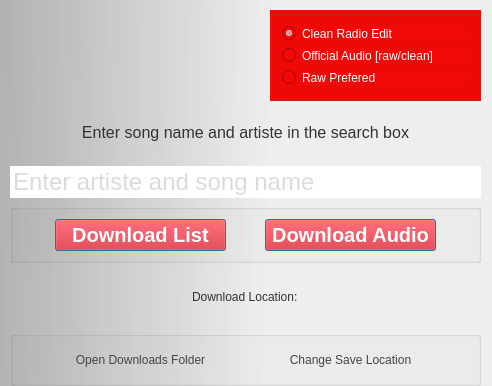
This is MainUiWindow.ui in ktappdev/YTDownloader_PYQT5 as Qt 5 draws it before an edit. The edited form follows.
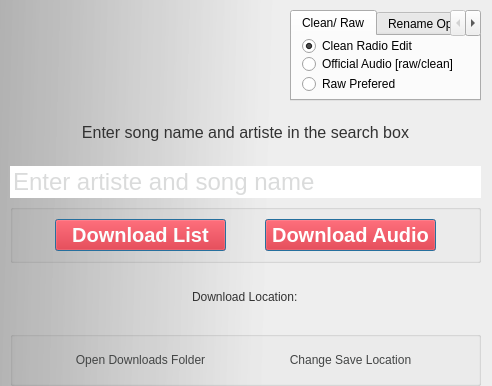
This is the edited form. Icons and pictures are not drawn.

```diff
--- a/MainUiWindow.ui
+++ b/MainUiWindow.ui
@@ -325,63 +325,97 @@
      <set>Qt::AlignCenter</set>
     </property>
    </widget>
-   <widget class="QGroupBox" name="verticalGroupBox_2">
+   <widget class="QTabWidget" name="tabWidget">
     <property name="geometry">
      <rect>
-      <x>270</x>
+      <x>290</x>
       <y>10</y>
-      <width>211</width>
+      <width>191</width>
       <height>91</height>
      </rect>
     </property>
+    <property name="font">
+     <font>
+      <family>Arial</family>
+      <weight>50</weight>
+      <bold>false</bold>
+     </font>
+    </property>
     <property name="autoFillBackground">
-     <bool>false</bool>
-    </property>
-    <property name="styleSheet">
-     <string notr="true">background-color: rgb(240, 9, 6);
-border-color: rgb(255, 255, 60);</string>
-    </property>
-    <layout class="QVBoxLayout" name="verticalLayout_2">
-     <item>
-      <widget class="QRadioButton" name="select_clean_audio">
-       <property name="styleSheet">
-        <string notr="true">color: rgb(255, 255, 255);
-</string>
-       </property>
-       <property name="text">
-        <string>Clean Radio Edit</string>
-       </property>
-       <property name="checked">
         <bool>true</bool>
        </property>
-      </widget>
-     </item>
-     <item>
+    <property name="styleSheet">
+     <string notr="true"/>
+    </property>
+    <property name="currentIndex">
+     <number>0</number>
+    </property>
+    <widget class="QWidget" name="tab">
+     <attribute name="title">
+      <string>Clean/ Raw</string>
+     </attribute>
       <widget class="QRadioButton" name="select_audio">
+      <property name="geometry">
+       <rect>
+        <x>10</x>
+        <y>20</y>
+        <width>161</width>
+        <height>16</height>
+       </rect>
+      </property>
        <property name="styleSheet">
-        <string notr="true">color: rgb(255, 255, 255);</string>
+       <string notr="true"/>
        </property>
        <property name="text">
         <string>Official Audio [raw/clean]</string>
        </property>
       </widget>
-     </item>
-     <item>
       <widget class="QRadioButton" name="select_raw_audio">
+      <property name="geometry">
+       <rect>
+        <x>10</x>
+        <y>40</y>
+        <width>161</width>
+        <height>16</height>
+       </rect>
+      </property>
        <property name="styleSheet">
-        <string notr="true">color: rgb(255, 255, 255);</string>
+       <string notr="true"/>
        </property>
        <property name="text">
         <string>Raw Prefered</string>
        </property>
       </widget>
-     </item>
-    </layout>
+     <widget class="QRadioButton" name="select_clean_audio">
+      <property name="geometry">
+       <rect>
+        <x>10</x>
+        <y>2</y>
+        <width>161</width>
+        <height>16</height>
+       </rect>
+      </property>
+      <property name="styleSheet">
+       <string notr="true"/>
+      </property>
+      <property name="text">
+       <string>Clean Radio Edit</string>
+      </property>
+      <property name="checked">
+       <bool>true</bool>
+      </property>
+     </widget>
+    </widget>
+    <widget class="QWidget" name="tab_2">
+     <attribute name="title">
+      <string>Rename Options</string>
+     </attribute>
+    </widget>
    </widget>
    <zorder>label</zorder>
    <zorder>logo</zorder>
-   <zorder>verticalGroupBox_2</zorder>
    <zorder>verticalLayoutWidget</zorder>
+   <zorder>tabWidget</zorder>
   </widget>
  </widget>
  <resources>
```
Lines whose indentation alone changed are shown as unchanged.
